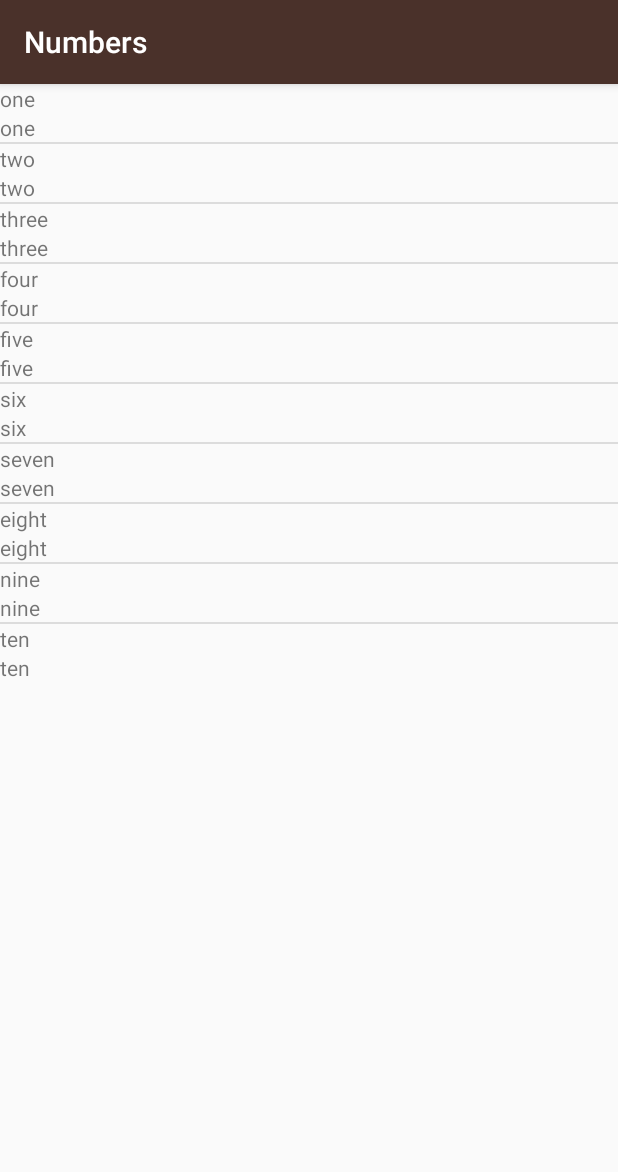
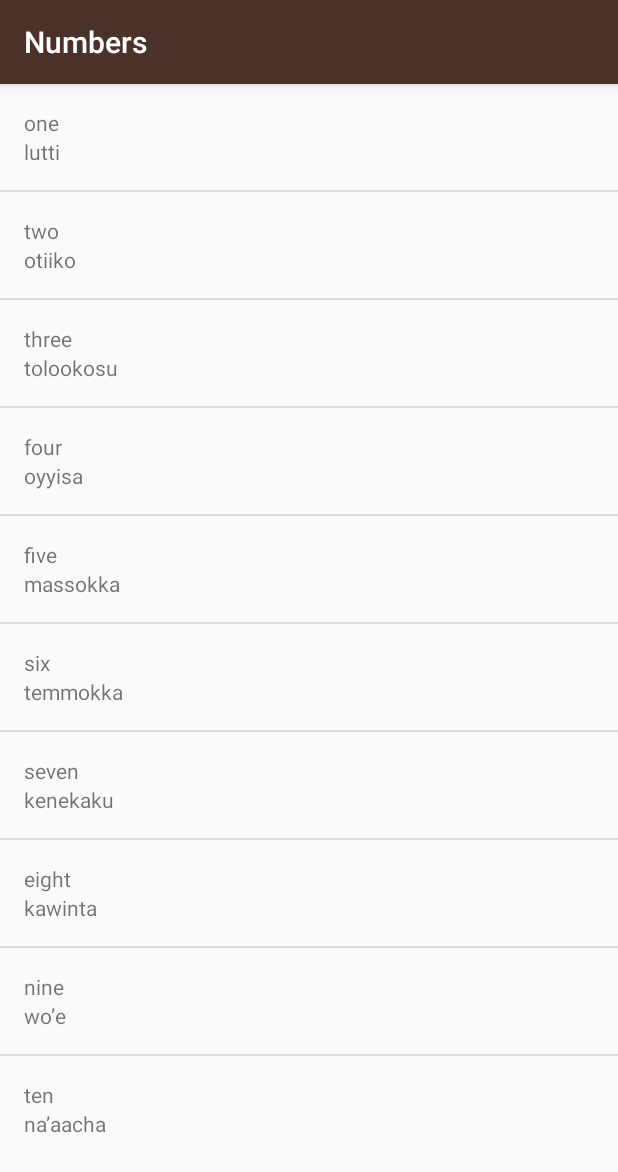
Before and after one commit to pogo420/AndroidLearning, an Android app: the NumbersActivity screen opened directly, with no data from a screen before it, on a phone screen of 412 x 824 dp. Shown: the top 1172 px of the screen. Run offline under Robolectric (Android 15) with nearby library versions, the phone set to English and light mode, and no system bars.

Commit message:
Numbers Activity setup

```diff
--- a/app/src/main/java/com/example/androidlearning/NumbersActivity.java
+++ b/app/src/main/java/com/example/androidlearning/NumbersActivity.java
@@ -53,6 +53,8 @@ public class NumbersActivity extends AppCompatActivity {
 
         // Creating list view
         ListView view = findViewById(R.id.number_list);
+
+        // setting the adapter
         view.setAdapter(numberList);
 
     }
--- a/app/src/main/java/com/example/androidlearning/WordsAdapter.java
+++ b/app/src/main/java/com/example/androidlearning/WordsAdapter.java
@@ -17,14 +17,16 @@ public class WordsAdapter extends ArrayAdapter<Word> {
 
     public WordsAdapter(@NonNull Context context, @NonNull ArrayList<Word> words) {
         super(context, 0, words); // Second value can be anything as we are not going to use it
+        // we are manually adding data to items so we wont set it.
     }
 
     @NonNull
     @Override
     public View getView(int position, @Nullable View convertView, @NonNull ViewGroup parent) {
         // this method is called for each data of array/ list
-        View listItemView = convertView; // view of each item
-        if(listItemView == null) {
+
+        View listItemView = convertView; // view of each item it will be reused.
+        if(listItemView == null) { // if new then set it with view of item
             listItemView = LayoutInflater.from(getContext()).inflate(
                     R.layout.list_text_layout, parent, false);
         }
@@ -37,7 +39,7 @@ public class WordsAdapter extends ArrayAdapter<Word> {
 
 
         TextView text2 = listItemView.findViewById(R.id.mik);
-        text2.setText(currentWord.getEnglish());
+        text2.setText(currentWord.getMeWok());
 
 
         return listItemView;
--- a/app/src/main/res/layout/list_text_layout.xml
+++ b/app/src/main/res/layout/list_text_layout.xml
@@ -3,16 +3,21 @@
     android:id="@+id/list_text_layout"
     android:layout_width="match_parent"
     android:layout_height="wrap_content"
-    android:orientation="vertical">
+    android:orientation="vertical"
+    android:paddingTop="16dp"
+    android:paddingBottom="16dp"
+    >
 
     <TextView
         android:id="@+id/eng"
         android:layout_width="match_parent"
         android:layout_height="wrap_content"
+        android:paddingLeft="16dp"
         />
     <TextView
         android:id="@+id/mik"
         android:layout_width="match_parent"
         android:layout_height="wrap_content"
+        android:paddingLeft="16dp"
     />
 </LinearLayout>
```
